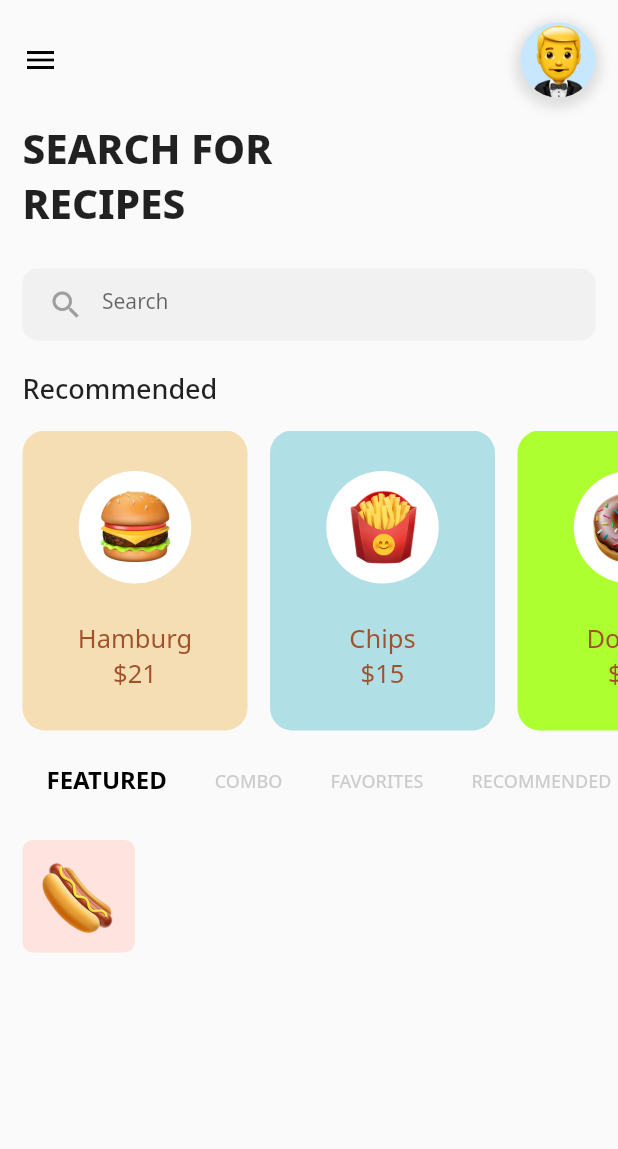
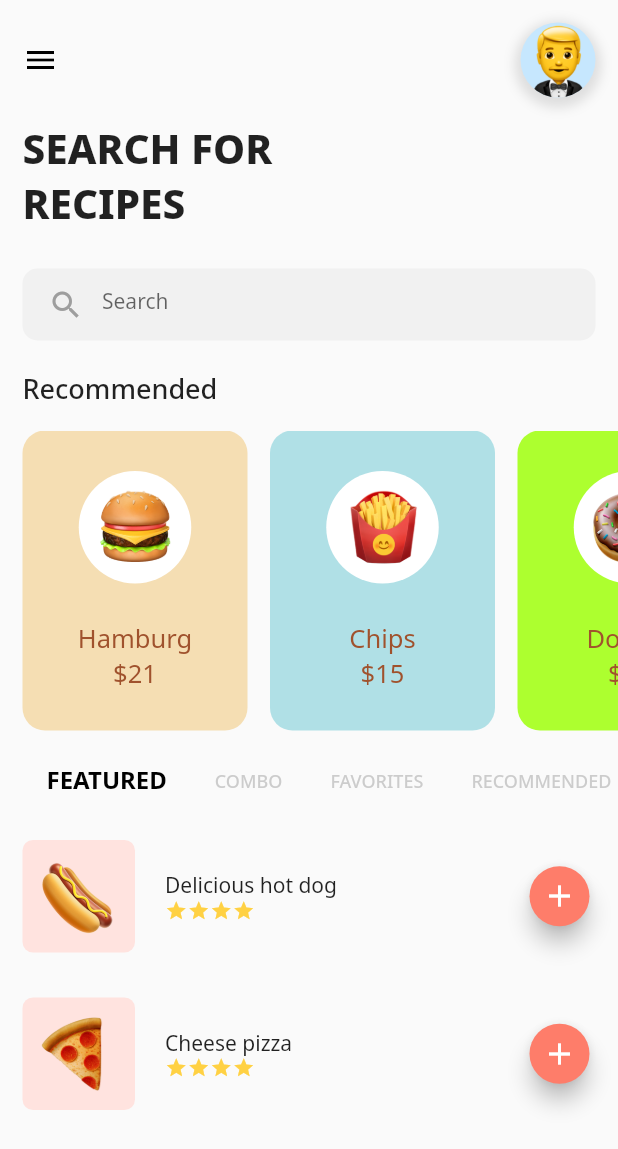
Before and after one commit to Pablofr10/foodApp, a Flutter app: the screen it shows after launch, on a phone screen of 412 x 824 dp. Shown: the top 1149 px of the screen. Run offline on Flutter 3.47's test engine with Material 2 defaults, Android fonts, the phone set to English and light mode, and no system bars; drawn by our look-alikes of smooth_star_rating; our stand-ins replace google_fonts.

Commit message:
Finalizando tabs

```diff
--- a/lib/foodtabs.dart
+++ b/lib/foodtabs.dart
@@ -1,4 +1,6 @@
 import 'package:flutter/material.dart';
+import 'package:google_fonts/google_fonts.dart';
+import 'package:smooth_star_rating/smooth_star_rating.dart';
 
 class FoodTab extends StatefulWidget {
   @override
@@ -12,7 +14,8 @@ class _FoodTabState extends State<FoodTab> {
       child: Scaffold(
         body: ListView(
           children: [
-            _buildListItem('Delicious hot dog', 4.0, '6', 'assets/hotdog.png')
+            _buildListItem('Delicious hot dog', 4.0, '6', 'assets/hotdog.png'),
+            _buildListItem('Cheese pizza', 4.0, '6', 'assets/pizza.png')
           ],
         ),
       ),
@@ -38,9 +41,43 @@ class _FoodTabState extends State<FoodTab> {
                   child: Center(
                     child: Image.asset(imgPath, height: 50.0, width: 50.0),
                   ),
+                ),
+                SizedBox(width: 20.0),
+                Column(
+                  crossAxisAlignment: CrossAxisAlignment.start,
+                  children: [
+                    Text(
+                      foodName,
+                      style: GoogleFonts.notoSans(
+                          fontSize: 14.0, fontWeight: FontWeight.w400),
+                    ),
+                    SmoothStarRating(
+                      allowHalfRating: false,
+                      onRated: (v) {},
+                      starCount: rating.toInt(),
+                      rating: rating,
+                      size: 15.0,
+                      isReadOnly: true,
+                      color: Color(0xFFFFD143),
+                      borderColor: Colors.green,
+                      spacing: 0.0,
+                    )
+                  ],
                 )
               ],
             ),
+          ),
+          FloatingActionButton(
+            onPressed: () {},
+            heroTag: foodName,
+            mini: true,
+            child: Center(
+              child: Icon(
+                Icons.add,
+                color: Colors.white,
+              ),
+            ),
+            backgroundColor: Color(0xFFFE7D6A),
           )
         ],
       ),
--- a/pubspec.yaml
+++ b/pubspec.yaml
@@ -28,6 +28,7 @@ dependencies:
   # Use with the CupertinoIcons class for iOS style icons.
   cupertino_icons: ^1.0.0
   google_fonts: ^2.0.0
+  smooth_star_rating: 1.1.1
 
 dev_dependencies:
   flutter_test:
```
Also changed, not shown: pubspec.lock.
